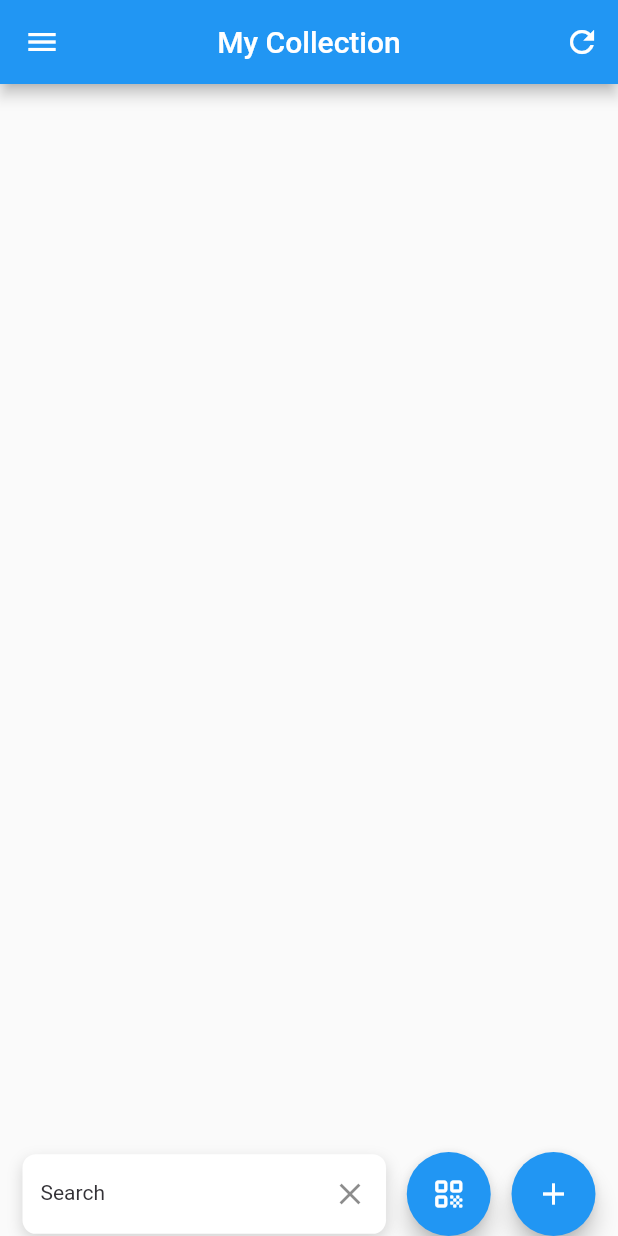
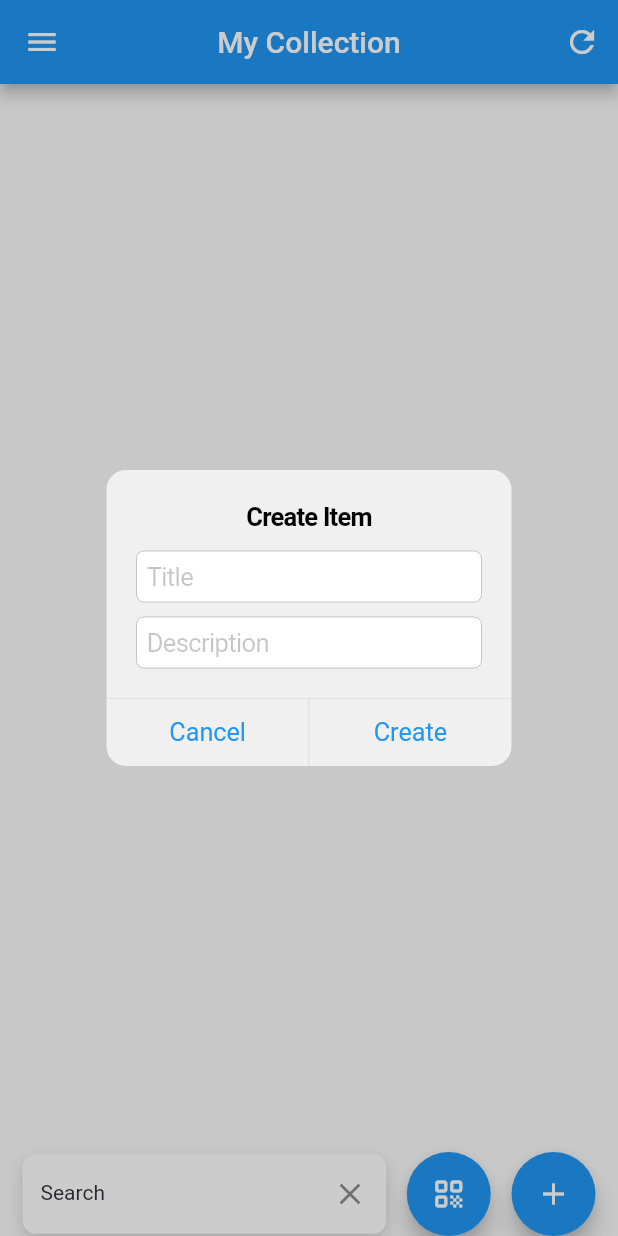
Before and after one commit to denver-code/stuff_accounting_app, a Flutter app: the HomeView screen opened by its route, after a tap on the "add" icon, on a phone screen of 412 x 824 dp. Run offline on Flutter 3.47's test engine with Material 2 defaults, Android fonts, the phone set to English and light mode, and no system bars; our stand-ins replace get, get_storage; missing offline and left inert: barcode_scan2; accounts and stored records are empty; network calls fail.

Commit message:
Center DetView, Custrom item creation

```diff
--- a/lib/app/modules/detail/views/detail_view.dart
+++ b/lib/app/modules/detail/views/detail_view.dart
@@ -17,6 +17,7 @@ class DetailView extends GetView<DetailController> {
       body: SafeArea(
         child: Padding(
           padding: const EdgeInsets.symmetric(horizontal: 25.0),
+          child: Center(
             child: SingleChildScrollView(
               child: Column(
                 crossAxisAlignment: CrossAxisAlignment.center,
@@ -85,6 +86,7 @@ class DetailView extends GetView<DetailController> {
             ),
           ),
         ),
+      ),
     );
   }
 }
--- a/lib/app/modules/home/controllers/home_controller.dart
+++ b/lib/app/modules/home/controllers/home_controller.dart
@@ -1,4 +1,5 @@
 import 'package:barcode_scan2/barcode_scan2.dart';
+import 'package:flutter/cupertino.dart';
 import 'package:flutter/material.dart';
 import 'package:get/get.dart';
 import 'package:get_storage/get_storage.dart';
@@ -71,7 +72,7 @@ class HomeController extends GetxController {
       } else {
         return Get.snackbar(
           "SAA",
-          "Looks like Item are not exist or we don't have it in our DataBase!",
+          "Looks like Item are not exist or we don't have it in our DataBase, you also can try look up by search!",
           icon: const Icon(Icons.error_outline_rounded, color: Colors.white),
           snackPosition: SnackPosition.BOTTOM,
           backgroundColor: Colors.grey,
@@ -170,6 +171,114 @@ class HomeController extends GetxController {
     }
   }
 
+  void showAddItemDialog(BuildContext context) async {
+    // String title = '';
+    // String description = '';
+
+    // Get.dialog(
+    //   AlertDialog(
+    //     title: Text('Add Item'),
+    //     content: Column(
+    //       mainAxisSize: MainAxisSize.min,
+    //       children: [
+    //         TextFormField(
+    //           decoration: InputDecoration(
+    //             labelText: 'Title',
+    //           ),
+    //           onChanged: (value) => title = value,
+    //         ),
+    //         SizedBox(height: 16),
+    //         TextFormField(
+    //           decoration: InputDecoration(
+    //             labelText: 'Description',
+    //           ),
+    //           onChanged: (value) => description = value,
+    //         ),
+    //       ],
+    //     ),
+    //     actions: [
+    //       TextButton(
+    //         onPressed: () => Get.back(),
+    //         child: Text('Cancel'),
+    //       ),
+    //       ElevatedButton(
+    //         onPressed: () {
+    //           // TODO: Send the item data to the backend
+    //           Get.back();
+    //         },
+    //         child: Text('Add'),
+    //       ),
+    //     ],
+    //   ),
+    // );
+    showCupertinoDialog(
+      context: context,
+      builder: (BuildContext context) {
+        String title = '';
+        String description = '';
+        return CupertinoAlertDialog(
+          title: Text('Create Item'),
+          content: Column(
+            children: [
+              const SizedBox(height: 10),
+              CupertinoTextField(
+                placeholder: 'Title',
+                onChanged: (value) => title = value,
+              ),
+              const SizedBox(height: 10),
+              CupertinoTextField(
+                placeholder: 'Description',
+                onChanged: (value) => description = value,
+              ),
+            ],
+          ),
+          actions: [
+            CupertinoDialogAction(
+              child: const Text('Cancel'),
+              onPressed: () => Navigator.pop(context),
+            ),
+            CupertinoDialogAction(
+              child: const Text('Create'),
+              onPressed: () async {
+                Map payload = {"title": title, "description": description};
+                final response = await http.post(
+                  Uri.parse('$SERVER_URI/private/items/new'),
+                  headers: <String, String>{
+                    'Content-Type': 'application/json; charset=UTF-8',
+                    "Authorisation": storage.read("token")
+                  },
+                  body: jsonEncode(payload),
+                );
+                if (response.statusCode == 200) {
+                  refreshAll();
+                  Get.snackbar(
+                    "SAA",
+                    "Item created!",
+                    icon: const Icon(Icons.close_fullscreen_outlined,
+                        color: Colors.white),
+                    snackPosition: SnackPosition.BOTTOM,
+                    backgroundColor: Colors.grey,
+                  );
+                } else {
+                  Get.snackbar(
+                    "SAA",
+                    "Looks like some of your data are completely wrong or you don't have access to creation:[",
+                    icon: const Icon(Icons.error_outline_outlined,
+                        color: Colors.white),
+                    snackPosition: SnackPosition.BOTTOM,
+                    backgroundColor: Colors.grey,
+                  );
+                }
+
+                Get.back();
+              },
+            ),
+          ],
+        );
+      },
+    );
+  }
+
   void refreshAll() async {
     saveItems(await fetchItems());
     loadItems();
--- a/lib/app/modules/home/views/home_view.dart
+++ b/lib/app/modules/home/views/home_view.dart
@@ -1,3 +1,4 @@
+import 'package:flutter/cupertino.dart';
 import 'package:flutter/material.dart';
 
 import 'package:get/get.dart';
@@ -162,7 +163,7 @@ class HomeView extends GetView<HomeController> {
                     child: const Icon(Icons.qr_code_rounded),
                   ),
                   FloatingActionButton(
-                    onPressed: () {},
+                    onPressed: () => controller.showAddItemDialog(context),
                     child: const Icon(Icons.add),
                   )
                 ],
```
Lines whose indentation alone changed are shown as unchanged.
